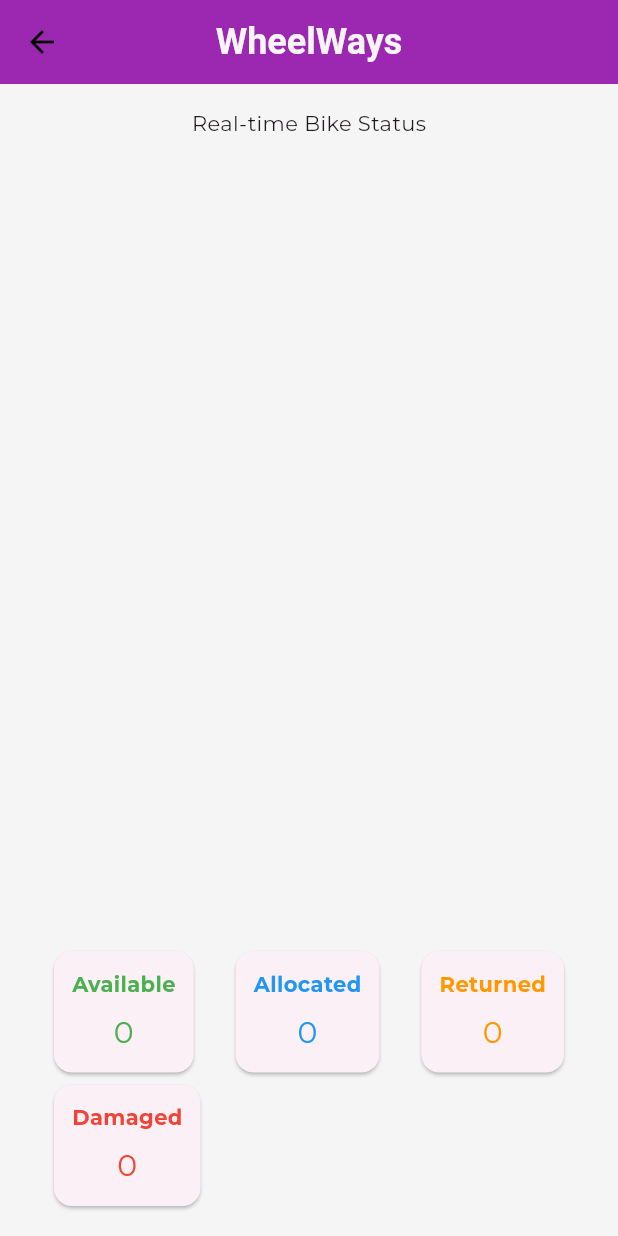
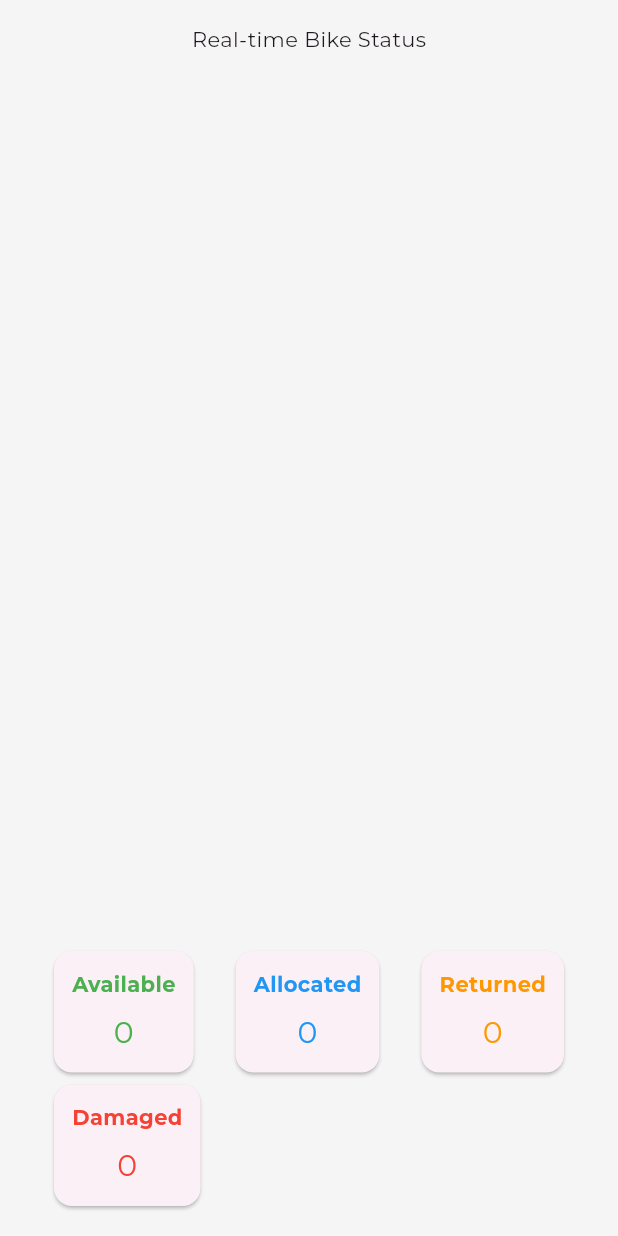
Before and after one commit to SudharshanGeddam/WheelWays, a Flutter app: the AdminHome screen opened directly, on a phone screen of 412 x 824 dp. Run offline on Flutter 3.47's test engine with Material 3 defaults, Android fonts, the phone set to English and light mode, and no system bars; drawn by our look-alikes of fl_chart; our stand-ins replace cloud_firestore, firebase_auth, firebase_core, flutter_riverpod, google_fonts, lottie and 1 more; accounts and stored records are empty.

Commit message:
minor changes updated

```diff
--- a/lib/pages/admin_home.dart
+++ b/lib/pages/admin_home.dart
@@ -7,7 +7,6 @@ class AdminHome extends StatelessWidget {
   @override
   Widget build(BuildContext context) {
     return Scaffold(
-      appBar: AppBar(title: Text('WheelWays')),
       body: BikesDashboard(),
     );
   }
--- a/lib/pages/employee_home.dart
+++ b/lib/pages/employee_home.dart
@@ -59,7 +59,7 @@ class _EmployeeHomeState extends ConsumerState<EmployeeHome> {
                   child: DraggableScrollableSheet(
                     initialChildSize: 0.9,
                     minChildSize: 0.5,
-                    maxChildSize: 0.9,
+                    maxChildSize: 0.95,
                     builder: (context, scrollController) {
                       return Container(
                         decoration: const BoxDecoration(
```
